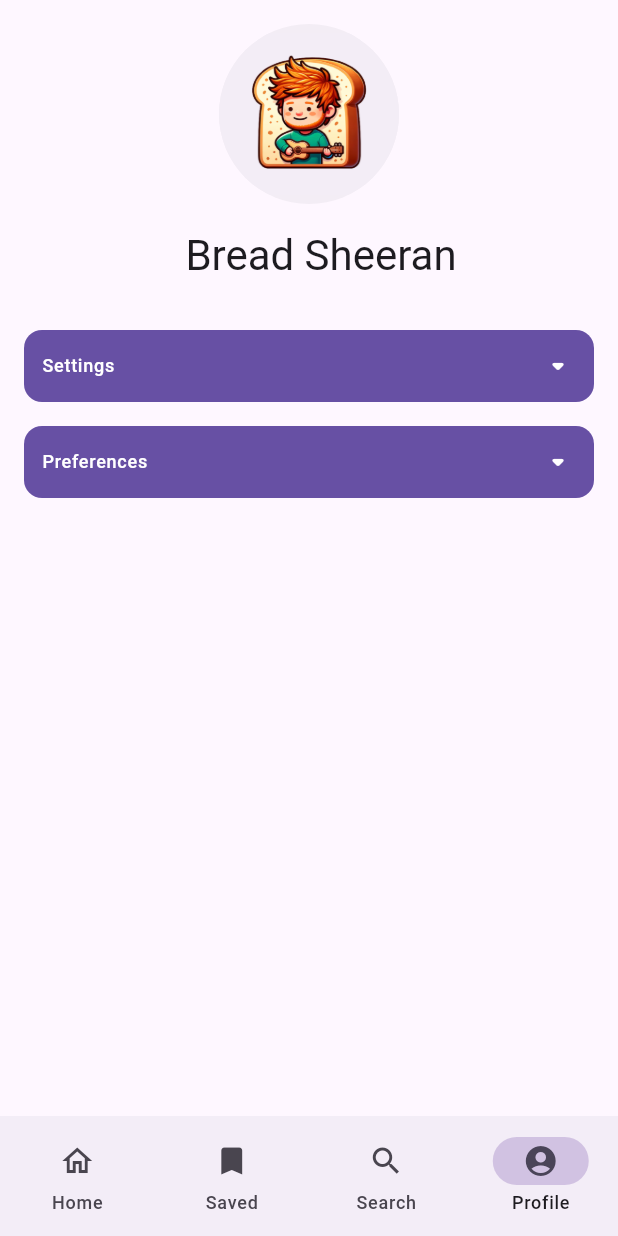
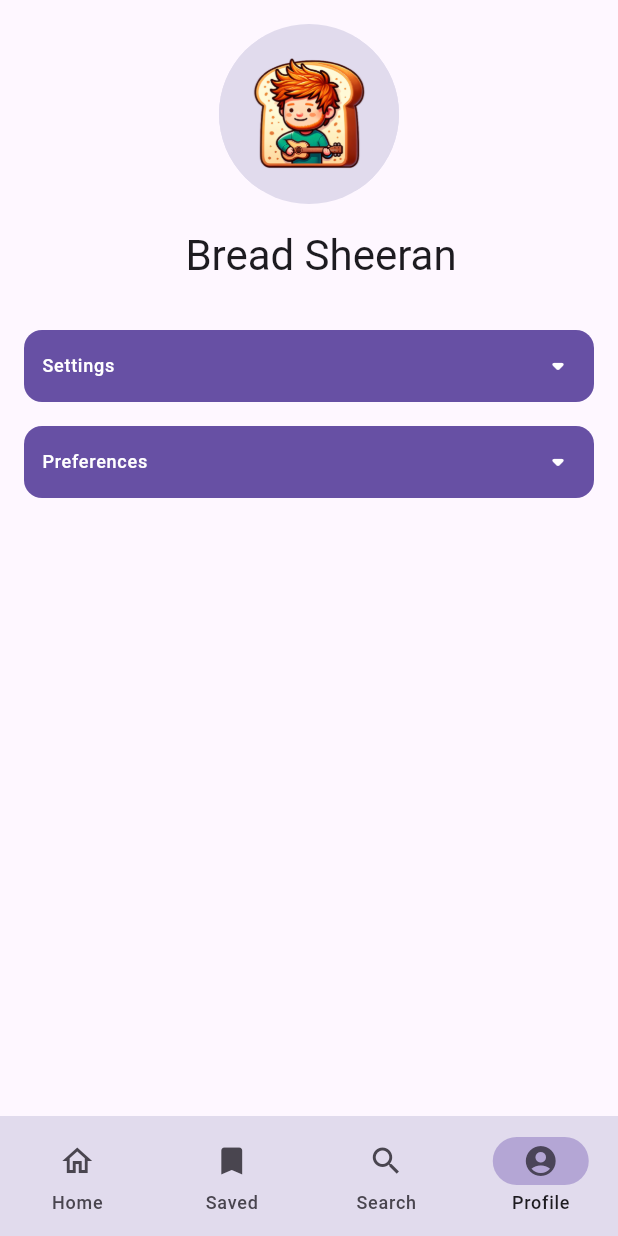
Before and after one commit to GourdFollower/newZ, a Flutter app: the screen it shows after launch, item 4 of the bottom bar chosen, on a phone screen of 412 x 824 dp. Run offline on Flutter 3.47's test engine with Material 3 defaults, Android fonts, the phone set to English and light mode, and no system bars; network calls fail.

Commit message:
frontend update

```diff
--- a/frontend/lib/main.dart
+++ b/frontend/lib/main.dart
@@ -42,12 +42,13 @@ class _NavigationExampleState extends State<NavigationExample> {
     final ThemeData theme = Theme.of(context);
     return Scaffold(
       bottomNavigationBar: NavigationBar(
+        backgroundColor: const Color(0xFFE1DBED),
         onDestinationSelected: (int index) {
           setState(() {
             currentPageIndex = index;
           });
         },
-        indicatorColor: const Color.fromARGB(91, 149, 117, 188),
+        indicatorColor: const Color(0xFFB4A6D5),
         selectedIndex: currentPageIndex,
         destinations: const <Widget>[
           NavigationDestination(
@@ -71,21 +72,26 @@ class _NavigationExampleState extends State<NavigationExample> {
       ),
       body: <Widget>[
         /// Home page
-        Padding(
-          padding: const EdgeInsets.all(8.0),
-          child: Card(
-            shadowColor: Colors.white,
-            margin: const EdgeInsets.all(8.0),
-            child: SizedBox.expand(
-              child: Center(
-                child: Text(
-                  'Home page',
-                  style: theme.textTheme.titleLarge,
+          Padding(
+            padding: const EdgeInsets.all(0.0),
+            child: Column(
+              children: <Widget>[
+                const SizedBox(height: 0), // Space above the logo
+                Image.asset('assets/images/logo.jpg'),
+                Expanded(
+                  child: Container(
+                    margin: const EdgeInsets.all(15.0), // Consistent spacing around the container
+                    decoration: BoxDecoration(
+                      color: const Color(0xFFF3F3F3), // Tile colour
+                      borderRadius: BorderRadius.circular(15),
+                      border: Border.all(color: const Color(0xFF6D3C90)), // Border colour
+                    ),
+                    // To do
+                  ),
                 ),
-              ),
+              ],
             ),
           ),
-        ),
 
         /// Saved page
         Scaffold(
@@ -317,7 +323,7 @@ class _NavigationExampleState extends State<NavigationExample> {
                       width: 120,
                       height: 120,
                       decoration: const BoxDecoration(
-                        color: Color(0xFFF3EDF5),
+                        color: Color(0xFFE1DBED),
                         shape: BoxShape.circle,
                       ),
                       child: ClipOval(
```
Also changed, not shown: frontend/assets/images/bread_sheeran.jpg, frontend/assets/images/logo.jpg.
